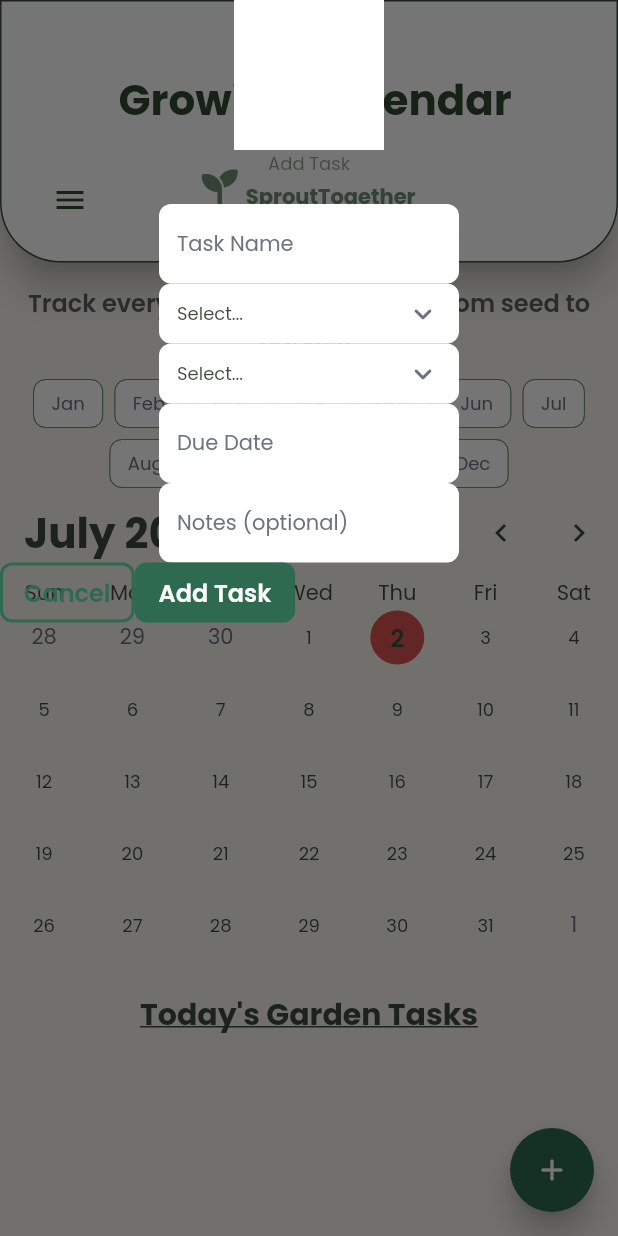
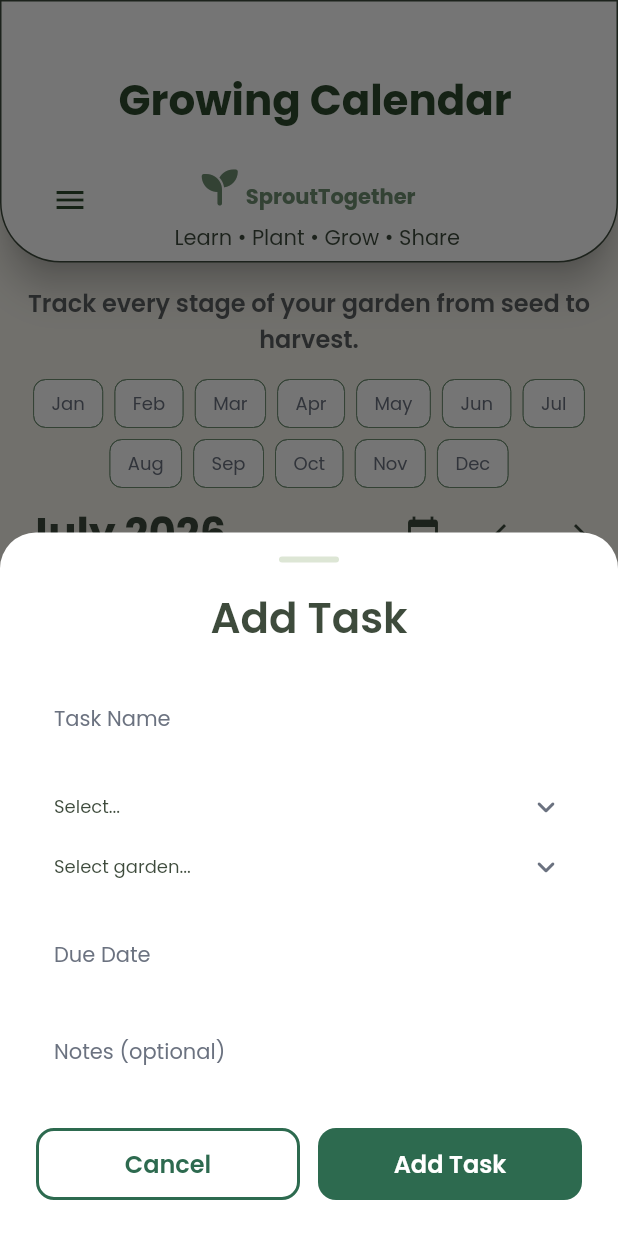
Before and after one commit to mcutting0415/sprout-together, a Flutter app: the GrowingCalendarWidget screen opened by its route, after a tap on the "add" icon, on a phone screen of 412 x 824 dp. Run offline on Flutter 3.47's test engine with Material 3 defaults, Android fonts, the phone set to English and light mode, and no system bars; drawn by our look-alikes of auto_size_text, dropdown_button2, table_calendar; our stand-ins replace cached_network_image, easy_debounce, file_picker, font_awesome_flutter, from_css_color, go_router and 9 more; missing offline and left inert: json_path, mime_type; accounts and stored records are empty.

Commit message:
Fix bugs build 12: subtitle default, AddTask sheet, nav Journal, calendar drag, planner layout

```diff
--- a/lib/components/add_task_sheet_widget.dart
+++ b/lib/components/add_task_sheet_widget.dart
@@ -121,31 +121,45 @@ class _AddTaskSheetWidgetState extends State<AddTaskSheetWidget> {
 
   @override
   Widget build(BuildContext context) {
-    return Column(
-      mainAxisSize: MainAxisSize.max,
-      children: [
-        Container(
-          width: 100.0,
-          height: 100.0,
+    return Container(
       decoration: BoxDecoration(
         color: FlutterFlowTheme.of(context).secondaryBackground,
+        borderRadius: BorderRadius.vertical(top: Radius.circular(24.0)),
+      ),
+      child: SafeArea(
+        top: false,
+        child: Padding(
+          padding: EdgeInsetsDirectional.fromSTEB(24.0, 16.0, 24.0, 24.0),
+          child: SingleChildScrollView(
+            child: Column(
+      mainAxisSize: MainAxisSize.min,
+      crossAxisAlignment: CrossAxisAlignment.center,
+      children: [
+        // Drag handle
+        Container(
+          width: 40.0,
+          height: 4.0,
+          decoration: BoxDecoration(
+            color: FlutterFlowTheme.of(context).alternate,
+            borderRadius: BorderRadius.circular(2.0),
           ),
         ),
+        SizedBox(height: 16.0),
         Text(
-          'Add Task\n',
-          style: FlutterFlowTheme.of(context).bodyMedium.override(
+          'Add Task',
+          style: FlutterFlowTheme.of(context).titleLarge.override(
                 font: GoogleFonts.poppins(
-                  fontWeight:
-                      FlutterFlowTheme.of(context).bodyMedium.fontWeight,
-                  fontStyle: FlutterFlowTheme.of(context).bodyMedium.fontStyle,
+                  fontWeight: FontWeight.w600,
+                  fontStyle: FlutterFlowTheme.of(context).titleLarge.fontStyle,
                 ),
                 letterSpacing: 0.0,
-                fontWeight: FlutterFlowTheme.of(context).bodyMedium.fontWeight,
-                fontStyle: FlutterFlowTheme.of(context).bodyMedium.fontStyle,
+                fontWeight: FontWeight.w600,
+                fontStyle: FlutterFlowTheme.of(context).titleLarge.fontStyle,
               ),
         ),
+        SizedBox(height: 20.0),
         Container(
-          width: 200.0,
+          width: double.infinity,
           child: TextFormField(
             controller: _model.textController1,
             focusNode: _model.textFieldFocusNode1,
@@ -167,7 +181,7 @@ class _AddTaskSheetWidgetState extends State<AddTaskSheetWidget> {
                     fontStyle:
                         FlutterFlowTheme.of(context).labelMedium.fontStyle,
                   ),
-              hintText: 'Task Name\n',
+              hintText: 'Task Name',
               hintStyle: FlutterFlowTheme.of(context).labelMedium.override(
                     font: GoogleFonts.poppins(
                       fontWeight:
@@ -229,6 +243,7 @@ class _AddTaskSheetWidgetState extends State<AddTaskSheetWidget> {
             validator: _model.textController1Validator.asValidator(context),
           ),
         ),
+        SizedBox(height: 12.0),
         FlutterFlowDropDown<String>(
           controller: _model.dropDownValueController ??=
               FormFieldController<String>(null),
@@ -238,10 +253,10 @@ class _AddTaskSheetWidgetState extends State<AddTaskSheetWidget> {
             'Harvest',
             'Plant',
             'Prune',
-            'Other\n'
+            'Other'
           ],
           onChanged: (val) => safeSetState(() => _model.dropDownValue = val),
-          width: 200.0,
+          width: double.infinity,
           height: 40.0,
           textStyle: FlutterFlowTheme.of(context).bodyMedium.override(
                 font: GoogleFonts.poppins(
@@ -311,7 +326,7 @@ class _AddTaskSheetWidgetState extends State<AddTaskSheetWidget> {
                     ?.id;
                 safeSetState(() {});
               },
-              width: 200.0,
+              width: double.infinity,
               height: 40.0,
               textStyle: FlutterFlowTheme.of(context).bodyMedium.override(
                     font: GoogleFonts.poppins(
@@ -326,7 +341,7 @@ class _AddTaskSheetWidgetState extends State<AddTaskSheetWidget> {
                     fontStyle:
                         FlutterFlowTheme.of(context).bodyMedium.fontStyle,
                   ),
-              hintText: 'Select...',
+              hintText: 'Select garden...',
               icon: Icon(
                 Icons.keyboard_arrow_down_rounded,
                 color: FlutterFlowTheme.of(context).secondaryText,
@@ -345,8 +360,9 @@ class _AddTaskSheetWidgetState extends State<AddTaskSheetWidget> {
             );
           },
         ),
+        SizedBox(height: 12.0),
         Container(
-          width: 200.0,
+          width: double.infinity,
           child: TextFormField(
             controller: _model.textController2,
             focusNode: _model.textFieldFocusNode2,
@@ -369,7 +385,7 @@ class _AddTaskSheetWidgetState extends State<AddTaskSheetWidget> {
                     fontStyle:
                         FlutterFlowTheme.of(context).labelMedium.fontStyle,
                   ),
-              hintText: 'Due Date\n',
+              hintText: 'Due Date',
               hintStyle: FlutterFlowTheme.of(context).labelMedium.override(
                     font: GoogleFonts.poppins(
                       fontWeight:
@@ -431,8 +447,9 @@ class _AddTaskSheetWidgetState extends State<AddTaskSheetWidget> {
             validator: _model.textController2Validator.asValidator(context),
           ),
         ),
+        SizedBox(height: 12.0),
         Container(
-          width: 200.0,
+          width: double.infinity,
           child: TextFormField(
             controller: _model.textController3,
             focusNode: _model.textFieldFocusNode3,
@@ -454,7 +471,7 @@ class _AddTaskSheetWidgetState extends State<AddTaskSheetWidget> {
                     fontStyle:
                         FlutterFlowTheme.of(context).labelMedium.fontStyle,
                   ),
-              hintText: 'Notes (optional)\n',
+              hintText: 'Notes (optional)',
               hintStyle: FlutterFlowTheme.of(context).labelMedium.override(
                     font: GoogleFonts.poppins(
                       fontWeight:
@@ -516,16 +533,19 @@ class _AddTaskSheetWidgetState extends State<AddTaskSheetWidget> {
             validator: _model.textController3Validator.asValidator(context),
           ),
         ),
+        SizedBox(height: 24.0),
         Row(
           mainAxisSize: MainAxisSize.max,
+          mainAxisAlignment: MainAxisAlignment.spaceBetween,
           children: [
-            FFButtonWidget(
+            Expanded(
+              child: FFButtonWidget(
                 onPressed: () async {
                   Navigator.pop(context);
                 },
-              text: 'Cancel\n',
+                text: 'Cancel',
                 options: FFButtonOptions(
-                height: 40.0,
+                  height: 48.0,
                   padding: EdgeInsetsDirectional.fromSTEB(16.0, 0.0, 16.0, 0.0),
                   iconPadding: EdgeInsetsDirectional.fromSTEB(0.0, 0.0, 0.0, 0.0),
                   color: Color(0x00FFFFFF),
@@ -548,10 +568,13 @@ class _AddTaskSheetWidgetState extends State<AddTaskSheetWidget> {
                     color: Color(0xFF2D6A4F),
                     width: 2.0,
                   ),
-                borderRadius: BorderRadius.circular(8.0),
+                  borderRadius: BorderRadius.circular(12.0),
                 ),
               ),
-            FFButtonWidget(
+            ),
+            SizedBox(width: 12.0),
+            Expanded(
+              child: FFButtonWidget(
                 onPressed: () async {
                   if (_model.selectedGardenId != null &&
                       _model.selectedGardenId != '') {
@@ -579,9 +602,9 @@ class _AddTaskSheetWidgetState extends State<AddTaskSheetWidget> {
                     );
                   }
                 },
-              text: 'Add Task\n',
+                text: 'Add Task',
                 options: FFButtonOptions(
-                height: 40.0,
+                  height: 48.0,
                   padding: EdgeInsetsDirectional.fromSTEB(16.0, 0.0, 16.0, 0.0),
                   iconPadding: EdgeInsetsDirectional.fromSTEB(0.0, 0.0, 0.0, 0.0),
                   color: Color(0xFF2D6A4F),
@@ -600,12 +623,17 @@ class _AddTaskSheetWidgetState extends State<AddTaskSheetWidget> {
                             FlutterFlowTheme.of(context).titleSmall.fontStyle,
                       ),
                   elevation: 0.0,
-                borderRadius: BorderRadius.circular(8.0),
+                  borderRadius: BorderRadius.circular(12.0),
+                ),
               ),
             ),
           ],
         ),
       ],
+    ),
+          ),
+        ),
+      ),
     );
   }
 }
--- a/lib/final_app_pages/growing_calendar/growing_calendar_widget.dart
+++ b/lib/final_app_pages/growing_calendar/growing_calendar_widget.dart
@@ -58,7 +58,8 @@ class _GrowingCalendarWidgetState extends State<GrowingCalendarWidget> {
             await showModalBottomSheet(
               isScrollControlled: true,
               backgroundColor: Colors.transparent,
-              enableDrag: false,
+              enableDrag: true,
+              isDismissible: true,
               context: context,
               builder: (context) {
                 return GestureDetector(
```
Also changed, not shown: lib/components/header_widget.dart (+32 -0 lines), lib/components/setting_row_widget.dart (+3 -15 lines), lib/final_app_pages/final_header/final_header_widget.dart (+16 -0 lines), lib/final_app_pages/planner_overview_page/planner_overview_page_widget.dart (+4 -4 lines). Lines whose indentation alone changed are shown as unchanged.
